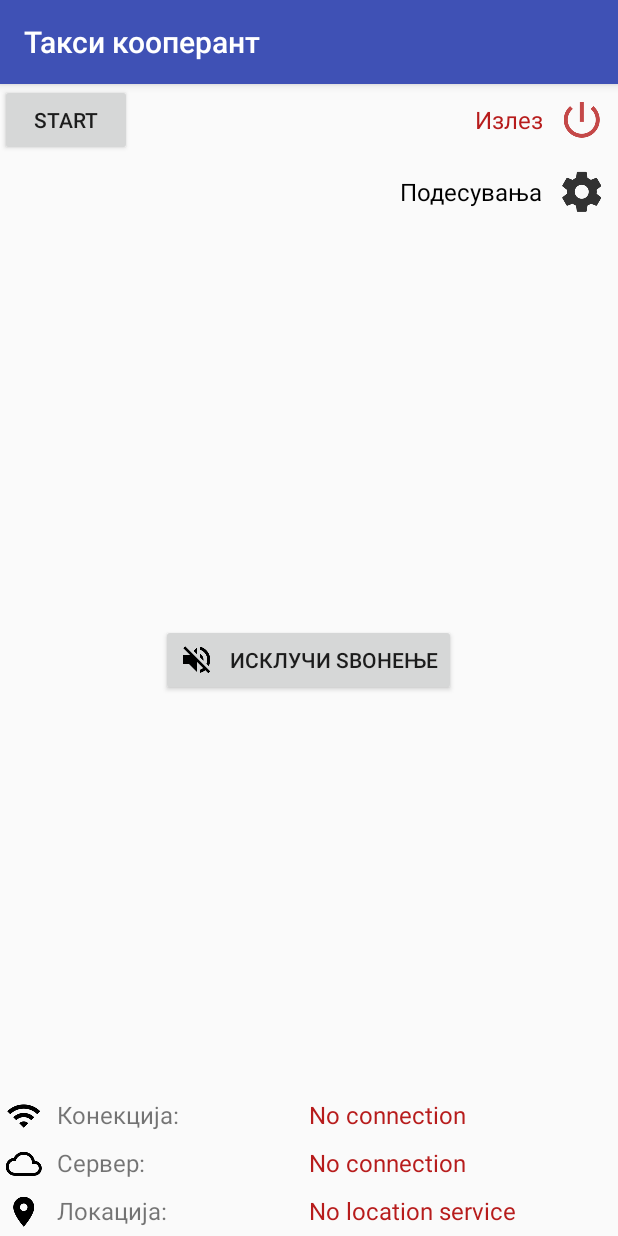
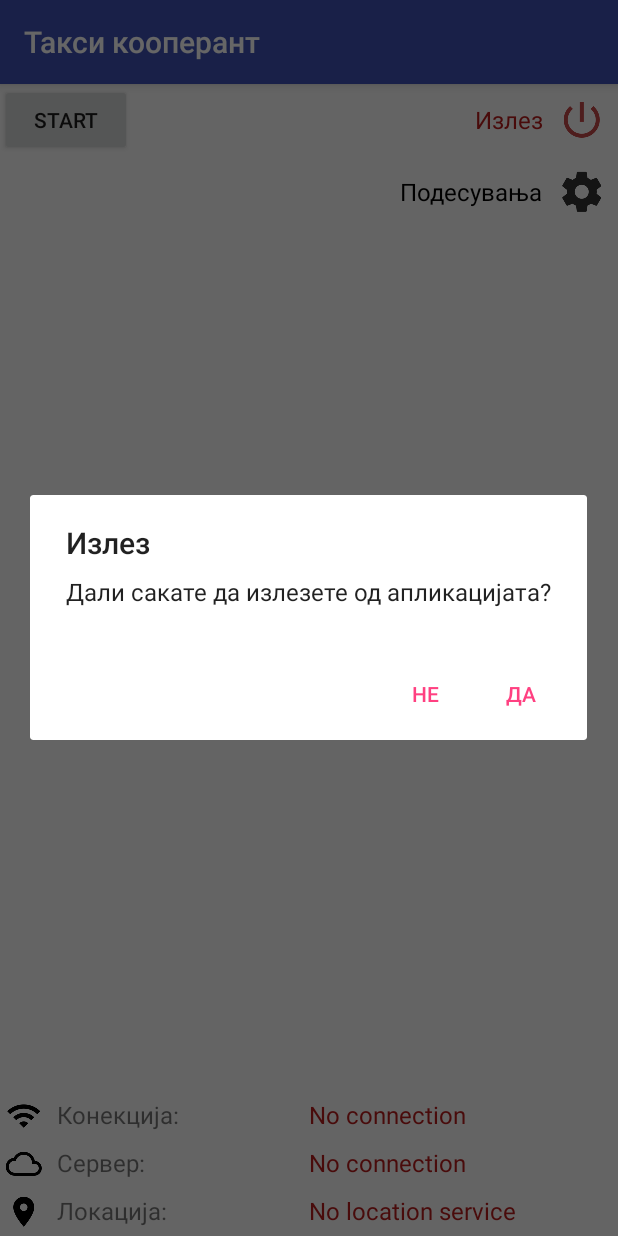
Before and after one commit to VelikovPetar/TaxiKooperant, an Android app: the MainActivity screen opened directly, with no data from a screen before it, after a tap on "Излез", on a phone screen of 412 x 824 dp. Run offline under Robolectric (Android 15) with nearby library versions, the phone set to English and light mode, and no system bars; our stand-ins replace Dagger/Hilt's generated code, RxJava.

Commit message:
Added exit prompt.

```diff
--- a/app/src/main/java/com/petarvelikov/taxikooperant/view/MainActivity.java
+++ b/app/src/main/java/com/petarvelikov/taxikooperant/view/MainActivity.java
@@ -1,7 +1,9 @@
 package com.petarvelikov.taxikooperant.view;
 
+import android.content.DialogInterface;
 import android.content.Intent;
 import android.os.Bundle;
+import android.support.v7.app.AlertDialog;
 import android.support.v7.app.AppCompatActivity;
 import android.util.Log;
 import android.view.View;
@@ -16,8 +18,6 @@ import com.petarvelikov.taxikooperant.model.status.StatusModel;
 import com.petarvelikov.taxikooperant.model.tcp.TcpService;
 import com.petarvelikov.taxikooperant.view_model.MessageViewModel;
 import com.petarvelikov.taxikooperant.view_model.StatusViewModel;
-
-import org.w3c.dom.Text;
 
 import javax.inject.Inject;
 
@@ -93,7 +93,11 @@ public class MainActivity extends AppCompatActivity {
     protected void onStop() {
         super.onStop();
         goForeground();
-        Log.d("LIFE", "OnStop Main");
+    }
+
+    @Override
+    public void onBackPressed() {
+        promptExit();
     }
 
     private void bindUi() {
@@ -119,7 +123,7 @@ public class MainActivity extends AppCompatActivity {
         textViewExit.setOnClickListener(new View.OnClickListener() {
             @Override
             public void onClick(View v) {
-
+                promptExit();
             }
         });
     }
@@ -238,15 +242,12 @@ public class MainActivity extends AppCompatActivity {
         if (!shouldGoForeground) {
             return;
         }
-        Log.d("Main", "Going foreground");
         Intent intent = new Intent(this, TcpService.class);
         intent.setAction(Constants.ACTION.START_FOREGROUND);
         startService(intent);
-
     }
 
     private void goBackground() {
-        Log.d("Main", "Going background");
         Intent intent = new Intent(this, TcpService.class);
         intent.setAction(Constants.ACTION.STOP_FOREGROUND);
         startService(intent);
@@ -260,6 +261,34 @@ public class MainActivity extends AppCompatActivity {
         startActivity(intent);
     }
 
+    private void promptExit() {
+        AlertDialog dialog = new AlertDialog.Builder(this)
+                .setTitle(R.string.exit)
+                .setMessage(R.string.confirm_exit)
+                .setPositiveButton(R.string.yes, new DialogInterface.OnClickListener() {
+                    @Override
+                    public void onClick(DialogInterface dialog, int which) {
+                        exit();
+                    }
+                })
+                .setNegativeButton(R.string.no, new DialogInterface.OnClickListener() {
+                    @Override
+                    public void onClick(DialogInterface dialog, int which) {
+                        dialog.dismiss();
+                    }
+                })
+                .create();
+        dialog.show();
+    }
+
+    private void exit() {
+        shouldGoForeground = false;
+        Intent intent = new Intent(this, TcpService.class);
+        intent.setAction(Constants.ACTION.STOP_SERVICE);
+        startService(intent);
+        finish();
+    }
+
     private void releaseViewModels() {
         statusViewModel.dispose();
         statusViewModel = null;
--- a/app/src/main/res/values/strings.xml
+++ b/app/src/main/res/values/strings.xml
@@ -21,4 +21,7 @@
     <string name="error_not_numeric">Вредноста мора да биде нумеричка!</string>
     <string name="confirm_code">Код за потврда</string>
     <string name="error_wrong_code">Погрешен код!</string>
+    <string name="confirm_exit">Дали сакате да излезете од апликацијата?</string>
+    <string name="yes">Да</string>
+    <string name="no">Не</string>
 </resources>
```
